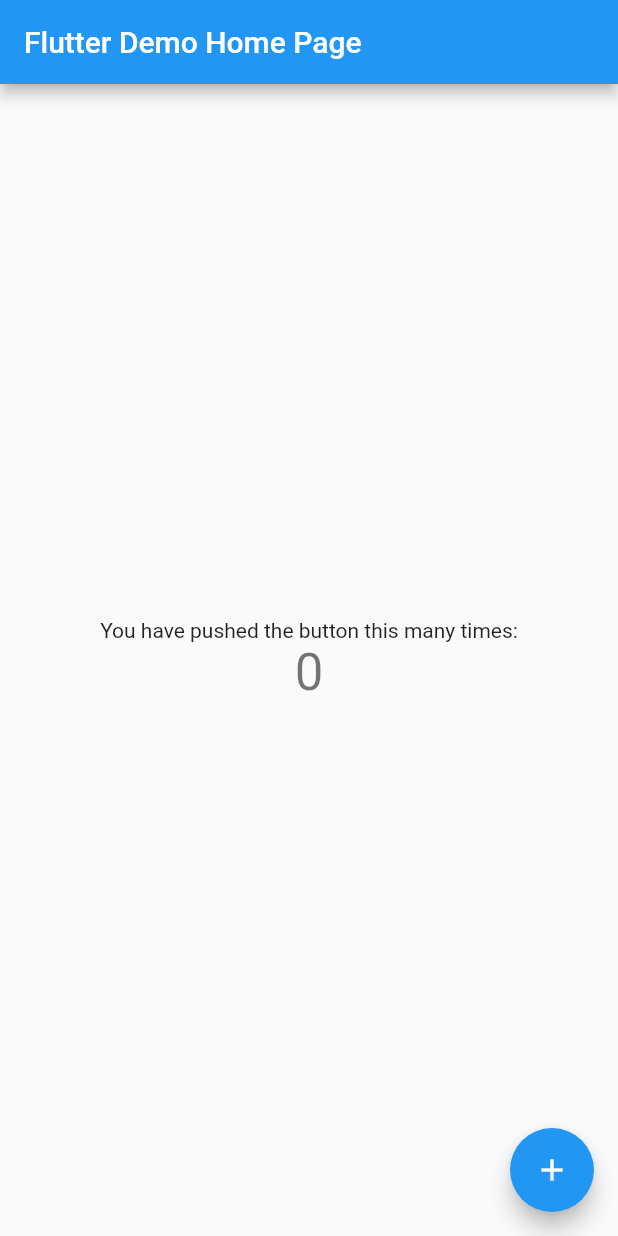
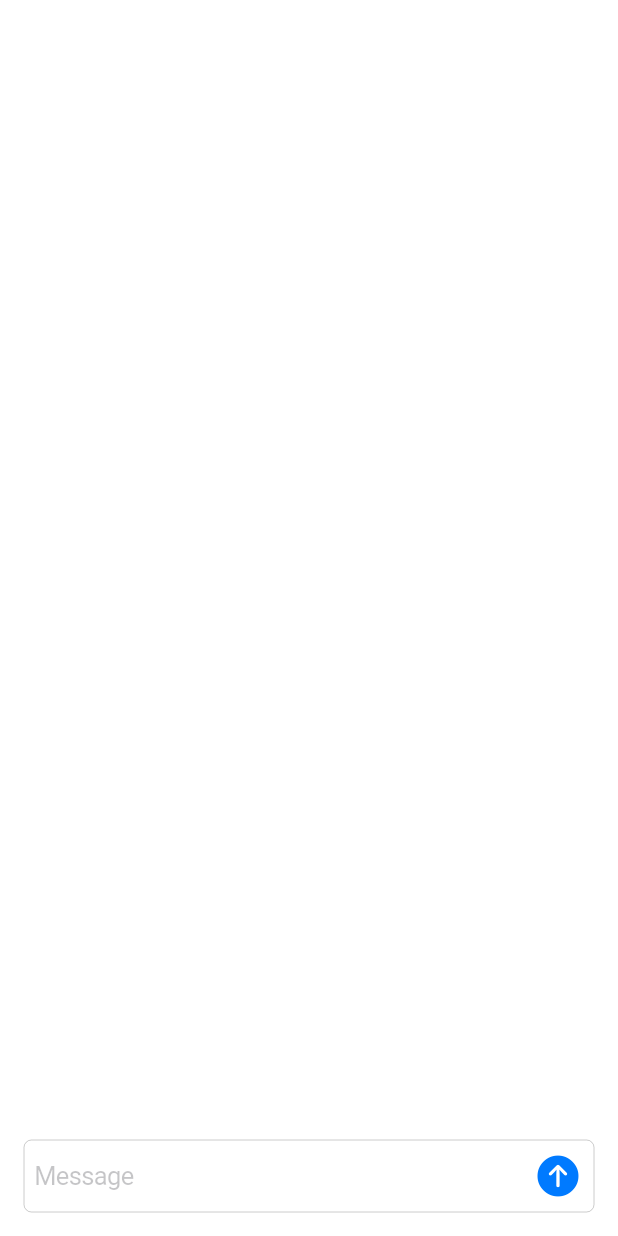
Before and after one commit to dndoja/convobot, a Flutter app: the screen it shows after launch, on a phone screen of 412 x 824 dp. Run offline on Flutter 3.47's test engine with Material 2 defaults, Android fonts, the light colour scheme and no system bars; our stand-ins replace dartx; missing offline and left inert: dart_openai.

Commit message:
Add basic UI

```diff
--- a/analysis_options.yaml
+++ b/analysis_options.yaml
@@ -22,6 +22,7 @@
   # `// ignore_for_file: name_of_lint` syntax on the line or in the file
   # producing the lint.
   rules:
+    use_key_in_widget_constructors: false
     # avoid_print: false  # Uncomment to disable the `avoid_print` rule
     # prefer_single_quotes: true  # Uncomment to enable the `prefer_single_quotes` rule
 
--- a/lib/main.dart
+++ b/lib/main.dart
@@ -1,115 +1,19 @@
-import 'package:flutter/material.dart';
+import 'package:convobot/ui/screens/conversation.dart';
+import 'package:flutter/cupertino.dart';
 
 void main() {
   runApp(const MyApp());
 }
 
 class MyApp extends StatelessWidget {
-  const MyApp({super.key});
-
-  // This widget is the root of your application.
-  @override
-  Widget build(BuildContext context) {
-    return MaterialApp(
-      title: 'Flutter Demo',
-      theme: ThemeData(
-        // This is the theme of your application.
-        //
-        // Try running your application with "flutter run". You'll see the
-        // application has a blue toolbar. Then, without quitting the app, try
-        // changing the primarySwatch below to Colors.green and then invoke
-        // "hot reload" (press "r" in the console where you ran "flutter run",
-        // or simply save your changes to "hot reload" in a Flutter IDE).
-        // Notice that the counter didn't reset back to zero; the application
-        // is not restarted.
-        primarySwatch: Colors.blue,
-      ),
-      home: const MyHomePage(title: 'Flutter Demo Home Page'),
-    );
-  }
-}
-
-class MyHomePage extends StatefulWidget {
-  const MyHomePage({super.key, required this.title});
-
-  // This widget is the home page of your application. It is stateful, meaning
-  // that it has a State object (defined below) that contains fields that affect
-  // how it looks.
-
-  // This class is the configuration for the state. It holds the values (in this
-  // case the title) provided by the parent (in this case the App widget) and
-  // used by the build method of the State. Fields in a Widget subclass are
-  // always marked "final".
-
-  final String title;
+  const MyApp();
 
   @override
-  State<MyHomePage> createState() => _MyHomePageState();
+  Widget build(BuildContext context) => const CupertinoApp(
+        title: 'Convobot Demo',
+        theme: CupertinoThemeData(
+          brightness: Brightness.light,
+        ),
+        home: ConversationScreen(),
+      );
 }
-
-class _MyHomePageState extends State<MyHomePage> {
-  int _counter = 0;
-
-  void _incrementCounter() {
-    setState(() {
-      // This call to setState tells the Flutter framework that something has
-      // changed in this State, which causes it to rerun the build method below
-      // so that the display can reflect the updated values. If we changed
-      // _counter without calling setState(), then the build method would not be
-      // called again, and so nothing would appear to happen.
-      _counter++;
-    });
-  }
-
-  @override
-  Widget build(BuildContext context) {
-    // This method is rerun every time setState is called, for instance as done
-    // by the _incrementCounter method above.
-    //
-    // The Flutter framework has been optimized to make rerunning build methods
-    // fast, so that you can just rebuild anything that needs updating rather
-    // than having to individually change instances of widgets.
-    return Scaffold(
-      appBar: AppBar(
-        // Here we take the value from the MyHomePage object that was created by
-        // the App.build method, and use it to set our appbar title.
-        title: Text(widget.title),
-      ),
-      body: Center(
-        // Center is a layout widget. It takes a single child and positions it
-        // in the middle of the parent.
-        child: Column(
-          // Column is also a layout widget. It takes a list of children and
-          // arranges them vertically. By default, it sizes itself to fit its
-          // children horizontally, and tries to be as tall as its parent.
-          //
-          // Invoke "debug painting" (press "p" in the console, choose the
-          // "Toggle Debug Paint" action from the Flutter Inspector in Android
-          // Studio, or the "Toggle Debug Paint" command in Visual Studio Code)
-          // to see the wireframe for each widget.
-          //
-          // Column has various properties to control how it sizes itself and
-          // how it positions its children. Here we use mainAxisAlignment to
-          // center the children vertically; the main axis here is the vertical
-          // axis because Columns are vertical (the cross axis would be
-          // horizontal).
-          mainAxisAlignment: MainAxisAlignment.center,
-          children: <Widget>[
-            const Text(
-              'You have pushed the button this many times:',
-            ),
-            Text(
-              '$_counter',
-              style: Theme.of(context).textTheme.headlineMedium,
-            ),
-          ],
-        ),
-      ),
-      floatingActionButton: FloatingActionButton(
-        onPressed: _incrementCounter,
-        tooltip: 'Increment',
-        child: const Icon(Icons.add),
-      ), // This trailing comma makes auto-formatting nicer for build methods.
-    );
-  }
-}
--- /dev/null
+++ b/lib/models/message.dart
@@ -0,0 +1,12 @@
+enum MessageSender { ai, user }
+
+class ConversationMessage {
+  const ConversationMessage(
+    this.text, {
+    required this.sender,
+    required this.timestamp,
+  });
+  final MessageSender sender;
+  final String text;
+  final DateTime timestamp;
+}
--- /dev/null
+++ b/lib/models/models.dart
@@ -0,0 +1 @@
+export 'message.dart';
--- /dev/null
+++ b/lib/ui/screens/conversation.dart
@@ -0,0 +1,123 @@
+import 'package:convobot/models/models.dart';
+import 'package:convobot/ui/widgets/widgets.dart';
+import 'package:convobot/utils/utils.dart';
+
+class ConversationScreen extends StatelessWidget {
+  const ConversationScreen();
+
+  @override
+  Widget build(BuildContext context) => const ScreenScaffold(body: _Body());
+}
+
+class _Body extends StatefulWidget {
+  const _Body();
+
+  @override
+  State<_Body> createState() => __BodyState();
+}
+
+class __BodyState extends State<_Body> {
+  late final List<ConversationMessage> _messages;
+
+  @override
+  void initState() {
+    super.initState();
+    _messages = [];
+  }
+
+  @override
+  Widget build(BuildContext context) => Column(
+        children: [
+          Expanded(child: _Chat(_messages)),
+          _ResponseField(
+            onSubmit: (msg) => setState(
+              () => _messages.add(
+                ConversationMessage(
+                  msg,
+                  sender: _messages.length.isEven
+                      ? MessageSender.user
+                      : MessageSender.ai,
+                  timestamp: DateTime.now().toUtc(),
+                ),
+              ),
+            ),
+          ),
+        ],
+      );
+}
+
+class _Chat extends StatelessWidget {
+  const _Chat(this.messages);
+  final List<ConversationMessage> messages;
+
+  @override
+  Widget build(BuildContext context) => ListView(
+        children: [
+          ...messages.mapIndexed((i, message) {
+            final bool isLastInStreak = i < messages.lastIndex &&
+                messages[i + 1].sender != messages[i].sender;
+
+            return Bubble.fromMessage(
+              message,
+              marginBottom: isLastInStreak ? 8 : 2,
+              sent: messages[i].sender == MessageSender.user,
+            );
+          })
+        ],
+      );
+}
+
+class _ResponseField extends StatefulWidget {
+  const _ResponseField({required this.onSubmit});
+  final void Function(String) onSubmit;
+
+  @override
+  State<_ResponseField> createState() => __ResponseFieldState();
+}
+
+class __ResponseFieldState extends State<_ResponseField> {
+  late final TextEditingController _controller;
+
+  bool get hasValidInput => _controller.text.isNotBlank;
+
+  @override
+  void initState() {
+    super.initState();
+    _controller = TextEditingController();
+  }
+
+  @override
+  void dispose() {
+    _controller.dispose();
+    super.dispose();
+  }
+
+  @override
+  Widget build(BuildContext context) => Container(
+        padding: const EdgeInsets.all(16),
+        child: CupertinoTextField(
+          controller: _controller,
+          maxLines: null,
+          onSubmitted: (_) => _onSubmit(),
+          placeholder: 'Message',
+          suffix: GestureDetector(
+            onTap: _onSubmit,
+            child: Container(
+              padding: const EdgeInsets.all(8),
+              child: const Icon(
+                CupertinoIcons.arrow_up_circle_fill,
+                size: 32,
+              ),
+            ),
+          ),
+          textCapitalization: TextCapitalization.sentences,
+        ),
+      );
+
+  void _onSubmit() {
+    if (!hasValidInput) return;
+
+    widget.onSubmit(_controller.text);
+    _controller.clear();
+  }
+}
--- /dev/null
+++ b/lib/ui/services/openai.dart
@@ -0,0 +1 @@
+import 'package:dart_openai/openai.dart';
--- /dev/null
+++ b/lib/ui/widgets/scaffold.dart
@@ -0,0 +1,24 @@
+import 'package:flutter/cupertino.dart';
+
+class ScreenScaffold extends StatelessWidget {
+  const ScreenScaffold({
+    required this.body,
+    this.backgroundColor,
+    this.title,
+    super.key,
+  });
+  final Widget body;
+  final Color? backgroundColor;
+  final String? title;
+
+  @override
+  Widget build(BuildContext context) => CupertinoPageScaffold(
+        backgroundColor: backgroundColor,
+        navigationBar: title != null
+            ? CupertinoNavigationBar(
+                middle: Text(title!),
+              )
+            : null,
+        child: SafeArea(child: body),
+      );
+}
--- /dev/null
+++ b/lib/ui/widgets/widgets.dart
@@ -0,0 +1,5 @@
+export 'package:flutter/cupertino.dart';
+export 'package:flutter/material.dart' show Colors;
+
+export 'bubble.dart';
+export 'scaffold.dart';
--- /dev/null
+++ b/lib/utils/utils.dart
@@ -0,0 +1 @@
+export 'package:dartx/dartx.dart';
```
Also changed, not shown: lib/ui/widgets/bubble.dart (added, +56 -0 lines), pubspec.yaml (+16 -1 lines), pubspec.lock, 8 other files.
